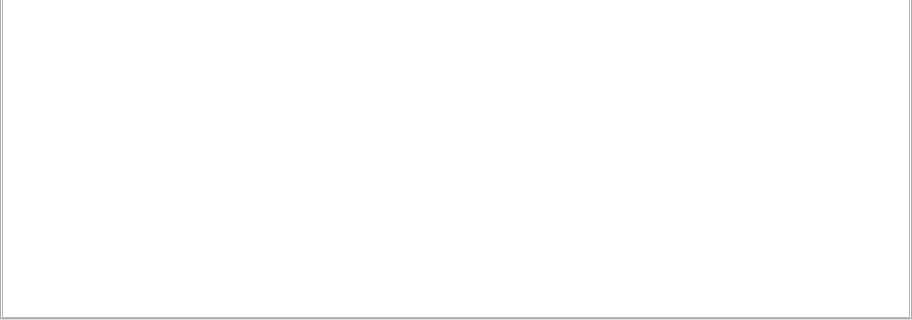
The window that source/client/ui/hosts/router_widget.ui (dchapyshev/aspia) describes before a commit, drawn with Qt 5; both pictures show x 0 to 912 and y 256 to 576 of the 912 by 576 pixel window.
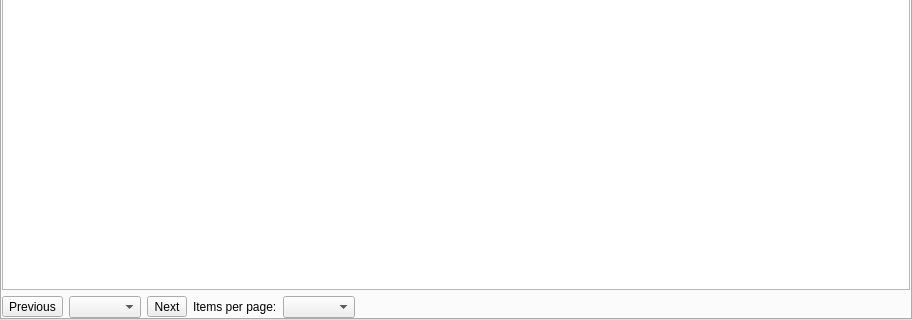
The same window after the commit. The open tabs and pages were chosen to show the change. Icons and pictures are not drawn. Custom widgets are drawn as their Qt base class.

Commit message: Implement pagination for hosts tab.

```diff
--- a/source/client/ui/hosts/router_widget.ui
+++ b/source/client/ui/hosts/router_widget.ui
@@ -174,6 +174,64 @@
          </column>
         </widget>
        </item>
+       <item>
+        <layout class="QHBoxLayout" name="layout_hosts_pagination">
+         <item>
+          <widget class="IconTextButton" name="button_hosts_prev">
+           <property name="toolTip">
+            <string>Previous page</string>
+           </property>
+           <property name="text">
+            <string>Previous</string>
+           </property>
+           <property name="icon">
+            <iconset resource="../../../common/resources/common.qrc">
+             <normaloff>:/img/arrow-left.svg</normaloff>:/img/arrow-left.svg</iconset>
+           </property>
+          </widget>
+         </item>
+         <item>
+          <widget class="QComboBox" name="combo_hosts_page"/>
+         </item>
+         <item>
+          <widget class="IconTextButton" name="button_hosts_next">
+           <property name="toolTip">
+            <string>Next page</string>
+           </property>
+           <property name="text">
+            <string>Next</string>
+           </property>
+           <property name="icon">
+            <iconset resource="../../../common/resources/common.qrc">
+             <normaloff>:/img/arrow-right.svg</normaloff>:/img/arrow-right.svg</iconset>
+           </property>
+          </widget>
+         </item>
+         <item>
+          <widget class="QLabel" name="label_hosts_page_size">
+           <property name="text">
+            <string>Items per page:</string>
+           </property>
+          </widget>
+         </item>
+         <item>
+          <widget class="QComboBox" name="combo_hosts_page_size"/>
+         </item>
+         <item>
+          <spacer name="spacer_hosts_pagination">
+           <property name="orientation">
+            <enum>Qt::Orientation::Horizontal</enum>
+           </property>
+           <property name="sizeHint" stdset="0">
+            <size>
+             <width>40</width>
+             <height>20</height>
+            </size>
+           </property>
+          </spacer>
+         </item>
+        </layout>
+       </item>
       </layout>
      </widget>
      <widget class="QWidget" name="tab_clients">
@@ -464,6 +522,13 @@
    </item>
   </layout>
  </widget>
+ <customwidgets>
+  <customwidget>
+   <class>IconTextButton</class>
+   <extends>QToolButton</extends>
+   <header>common/ui/icon_text_button.h</header>
+  </customwidget>
+ </customwidgets>
  <resources>
   <include location="../../../common/resources/common.qrc"/>
  </resources>
```
The commit also changes 13 other files.
